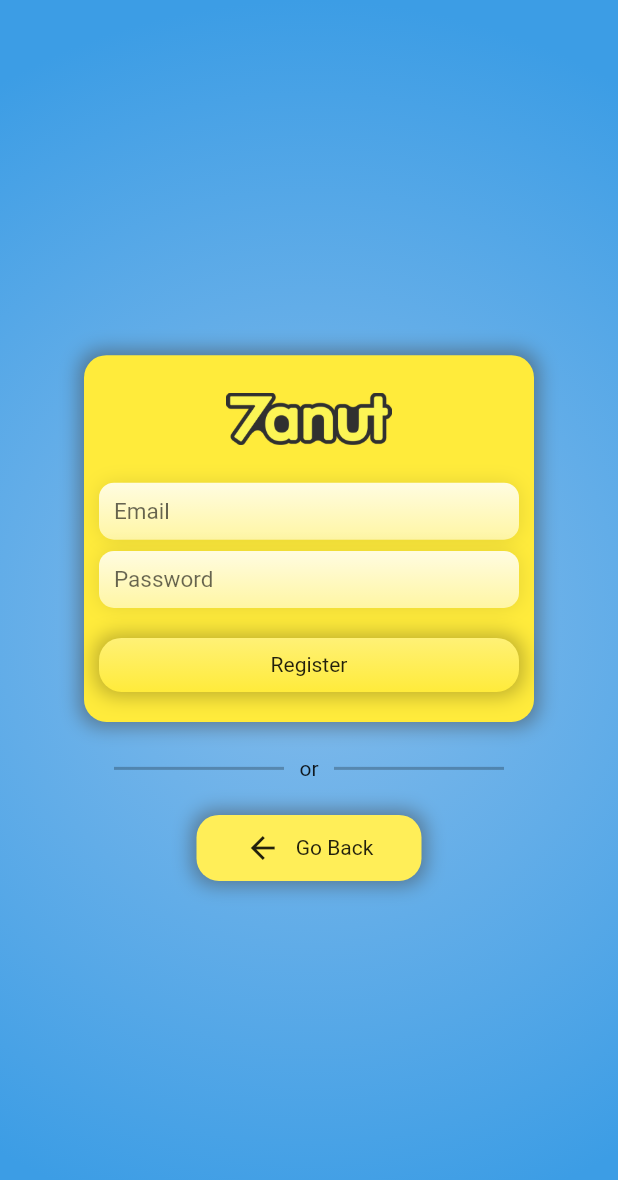
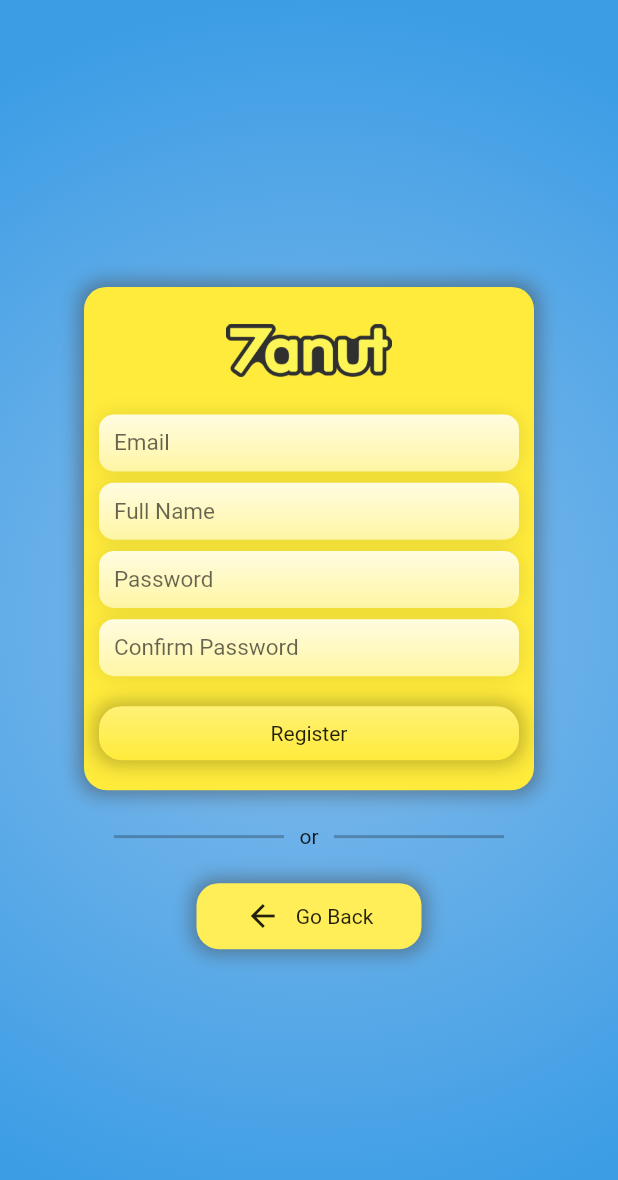
Before and after one commit to maliknajjar/7anut, a Flutter app: the RegisterScreen screen opened by its route, on a phone screen of 412 x 824 dp. Shown: the top 1180 px of the screen. Run offline on Flutter 3.47's test engine with Material 2 defaults, Android fonts, the phone set to English and light mode, and no system bars.

Commit message:
adding more inputs in the register form

```diff
--- a/lib/Screens/RegisterScreen.dart
+++ b/lib/Screens/RegisterScreen.dart
@@ -89,6 +89,81 @@ class RegisterScreen extends StatelessWidget {
                       ),
                     ),
                     Container(
+                      margin: EdgeInsets.only(top: 7.5,),
+                      padding: EdgeInsets.symmetric(horizontal: 10),
+                      decoration: BoxDecoration(
+                        boxShadow: [
+                            BoxShadow(
+                            blurRadius: 10,
+                            spreadRadius: 0,
+                            color: Colors.black.withOpacity(0.1)
+                          ),
+                        ],
+                        borderRadius: BorderRadius.all(
+                          Radius.circular(10),
+                        ),
+                        gradient: LinearGradient(
+                          colors: [
+                            Color(0xFFFFFCE1),
+                            Color(0xFFFFF6A4),
+                          ],
+                          begin: FractionalOffset(0.0, 0.0),
+                          end: FractionalOffset(0.0, 1.0),
+                          stops: [0.0, 1.0],
+                          tileMode: TileMode.clamp
+                        ),
+                      ),
+                      child: TextField(
+                        style: TextStyle(fontSize: 15),
+                        cursorColor: Colors.black54,
+                        decoration: InputDecoration(
+                          border: InputBorder.none,
+                          isDense: true,
+                          contentPadding: EdgeInsets.symmetric(vertical: 10),
+                          hintText: 'Full Name'
+                        ),
+                      ),
+                    ),
+                    Container(
+                      margin: EdgeInsets.only(top: 7.5,),
+                      padding: EdgeInsets.symmetric(horizontal: 10),
+                      decoration: BoxDecoration(
+                        boxShadow: [
+                            BoxShadow(
+                            blurRadius: 10,
+                            spreadRadius: 0,
+                            color: Colors.black.withOpacity(0.1)
+                          ),
+                        ],
+                        borderRadius: BorderRadius.all(
+                          Radius.circular(10),
+                        ),
+                        gradient: LinearGradient(
+                          colors: [
+                            Color(0xFFFFFCE1),
+                            Color(0xFFFFF6A4),
+                          ],
+                          begin: FractionalOffset(0.0, 0.0),
+                          end: FractionalOffset(0.0, 1.0),
+                          stops: [0.0, 1.0],
+                          tileMode: TileMode.clamp
+                        ),
+                      ),
+                      child: TextField(
+                        obscureText: true,
+                        style: TextStyle(
+                          fontSize: 15,
+                        ),
+                        cursorColor: Colors.black54,
+                        decoration: InputDecoration(
+                          border: InputBorder.none,
+                          isDense: true,
+                          contentPadding: EdgeInsets.symmetric(vertical: 10),
+                          hintText: 'Password'
+                        ),
+                      ),
+                    ),
+                    Container(
                       margin: EdgeInsets.only(
                         top: 7.5,
                         bottom: 20,
@@ -126,7 +201,7 @@ class RegisterScreen extends StatelessWidget {
                           border: InputBorder.none,
                           isDense: true,
                           contentPadding: EdgeInsets.symmetric(vertical: 10),
-                          hintText: 'Password'
+                          hintText: 'Confirm Password'
                         ),
                       ),
                     ),
```
